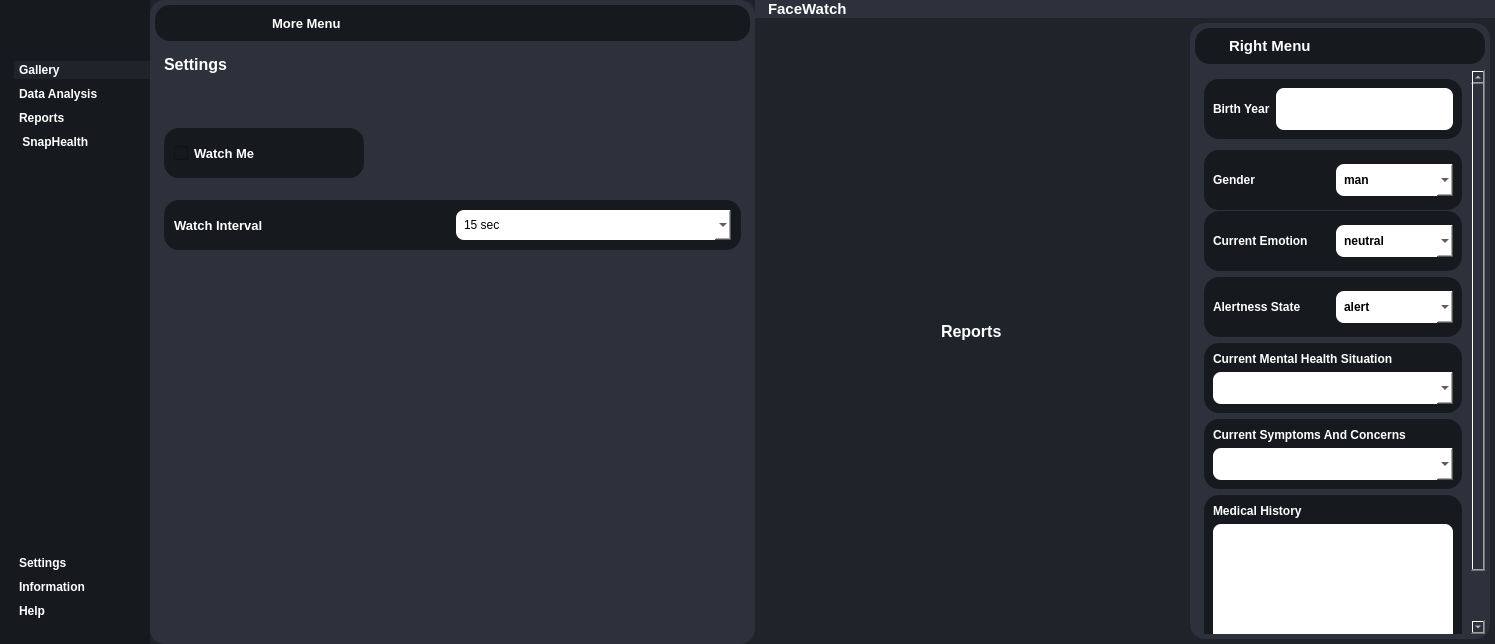
Old version of the form GUI/interface.ui in the repository noureisawy/facewatchdesktop.
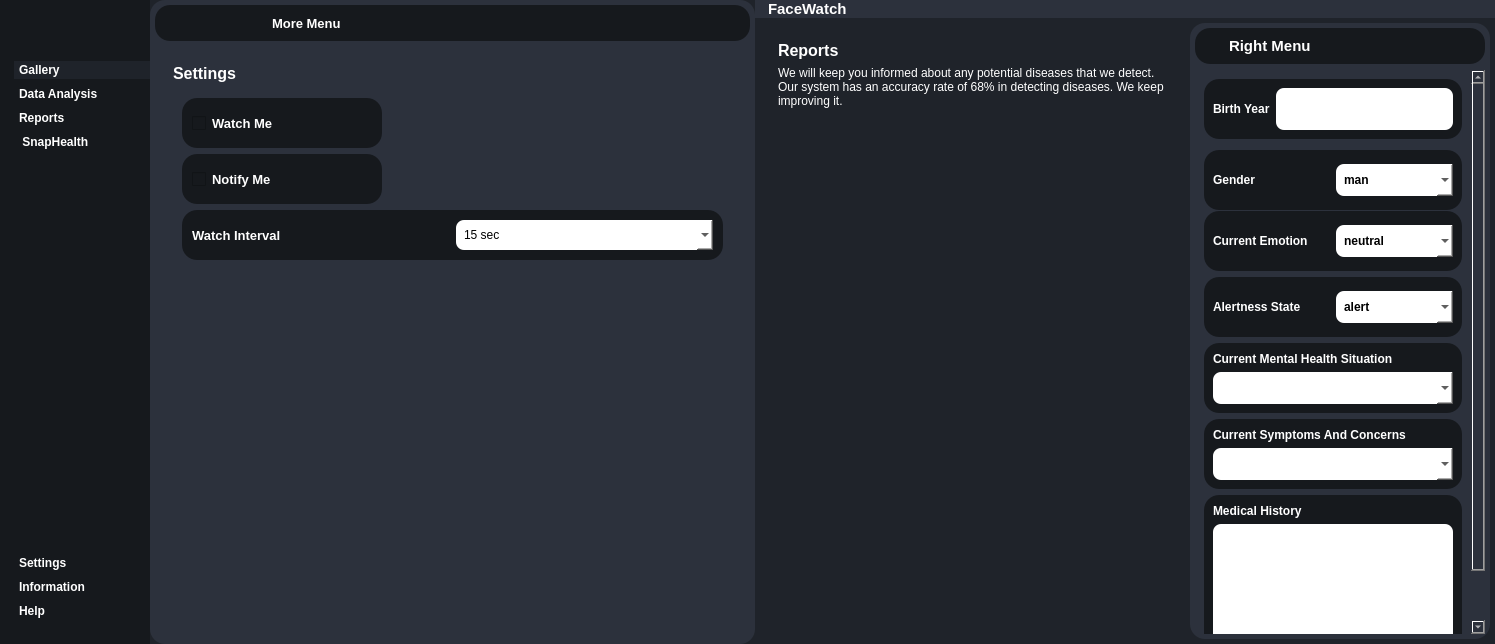
New version of the form. The open tabs and pages were chosen to show the change. Icons and pictures are not drawn. Custom widgets are drawn as their Qt base class.

Commit message: sharing data

Diff of the .ui file:
```diff
--- a/GUI/interface.ui
+++ b/GUI/interface.ui
@@ -62,7 +62,7 @@
 background-color:#2c313c;
 border-radius: 15px;
 }
-#watchMe, #watchInterval{
+#watchMe, #watchInterval, #notifyMe{
 background-color:#16191d;
 border-radius:15px;
 padding: 10px;
@@ -930,27 +930,27 @@
              <number>0</number>
             </property>
             <widget class="QWidget" name="page">
+             <property name="minimumSize">
+              <size>
+               <width>514</width>
+               <height>0</height>
+              </size>
+             </property>
              <layout class="QVBoxLayout" name="verticalLayout_11">
               <item>
                <widget class="QWidget" name="widget_3" native="true">
                 <property name="enabled">
                  <bool>true</bool>
                 </property>
-                <layout class="QVBoxLayout" name="verticalLayout_13">
-                 <property name="leftMargin">
-                  <number>0</number>
-                 </property>
-                 <property name="topMargin">
-                  <number>0</number>
-                 </property>
-                 <property name="rightMargin">
-                  <number>0</number>
-                 </property>
-                 <property name="bottomMargin">
-                  <number>0</number>
-                 </property>
-                 <item>
+                <layout class="QVBoxLayout" name="verticalLayout_29">
+                 <item alignment="Qt::AlignTop">
                   <widget class="QFrame" name="frame_9">
+                   <property name="sizePolicy">
+                    <sizepolicy hsizetype="Preferred" vsizetype="Minimum">
+                     <horstretch>0</horstretch>
+                     <verstretch>0</verstretch>
+                    </sizepolicy>
+                   </property>
                    <property name="frameShape">
                     <enum>QFrame::StyledPanel</enum>
                    </property>
@@ -984,7 +984,19 @@
                       </property>
                      </widget>
                     </item>
+                   </layout>
+                  </widget>
+                 </item>
                     <item alignment="Qt::AlignTop">
+                  <widget class="QWidget" name="widget_10" native="true">
+                   <property name="sizePolicy">
+                    <sizepolicy hsizetype="Preferred" vsizetype="Expanding">
+                     <horstretch>0</horstretch>
+                     <verstretch>0</verstretch>
+                    </sizepolicy>
+                   </property>
+                   <layout class="QVBoxLayout" name="verticalLayout_13">
+                    <item>
                      <widget class="QCheckBox" name="watchMe">
                       <property name="minimumSize">
                        <size>
@@ -1013,10 +1025,36 @@
                       </property>
                      </widget>
                     </item>
-                   </layout>
-                  </widget>
-                 </item>
-                 <item alignment="Qt::AlignTop">
+                    <item>
+                     <widget class="QCheckBox" name="notifyMe">
+                      <property name="minimumSize">
+                       <size>
+                        <width>150</width>
+                        <height>50</height>
+                       </size>
+                      </property>
+                      <property name="maximumSize">
+                       <size>
+                        <width>200</width>
+                        <height>50</height>
+                       </size>
+                      </property>
+                      <property name="font">
+                       <font>
+                        <pointsize>10</pointsize>
+                        <weight>75</weight>
+                        <bold>true</bold>
+                       </font>
+                      </property>
+                      <property name="text">
+                       <string>Notify Me</string>
+                      </property>
+                      <property name="checked">
+                       <bool>false</bool>
+                      </property>
+                     </widget>
+                    </item>
+                    <item>
                   <widget class="QFrame" name="watchInterval">
                    <property name="sizePolicy">
                     <sizepolicy hsizetype="Preferred" vsizetype="Preferred">
@@ -1137,25 +1175,21 @@
                    </layout>
                   </widget>
                  </item>
-                 <item>
-                  <widget class="QFrame" name="frame_11">
-                   <property name="frameShape">
-                    <enum>QFrame::StyledPanel</enum>
-                   </property>
-                   <property name="frameShadow">
-                    <enum>QFrame::Raised</enum>
-                   </property>
+                   </layout>
                   </widget>
                  </item>
                  <item>
-                  <widget class="QFrame" name="frame_12">
-                   <property name="frameShape">
-                    <enum>QFrame::StyledPanel</enum>
+                  <spacer name="verticalSpacer_4">
+                   <property name="orientation">
+                    <enum>Qt::Vertical</enum>
                    </property>
-                   <property name="frameShadow">
-                    <enum>QFrame::Raised</enum>
+                   <property name="sizeHint" stdset="0">
+                    <size>
+                     <width>20</width>
+                     <height>40</height>
+                    </size>
                    </property>
-                  </widget>
+                  </spacer>
                  </item>
                 </layout>
                </widget>
@@ -2230,8 +2264,17 @@
                 </layout>
                </widget>
                <widget class="QWidget" name="page_6">
-                <layout class="QHBoxLayout" name="horizontalLayout_17">
-                 <item alignment="Qt::AlignHCenter">
+                <layout class="QVBoxLayout" name="verticalLayout_28">
+                 <item>
+                  <widget class="QFrame" name="frame_25">
+                   <property name="frameShape">
+                    <enum>QFrame::StyledPanel</enum>
+                   </property>
+                   <property name="frameShadow">
+                    <enum>QFrame::Raised</enum>
+                   </property>
+                   <layout class="QVBoxLayout" name="verticalLayout_27">
+                    <item>
                   <widget class="QLabel" name="label_11">
                    <property name="font">
                     <font>
@@ -2245,6 +2288,39 @@
                    </property>
                   </widget>
                  </item>
+                    <item>
+                     <widget class="QLabel" name="label_33">
+                      <property name="font">
+                       <font>
+                        <underline>false</underline>
+                       </font>
+                      </property>
+                      <property name="text">
+                       <string>We will keep you informed about any potential diseases that we detect. Our system has an accuracy rate of 68% in detecting diseases. We keep improving it.</string>
+                      </property>
+                      <property name="wordWrap">
+                       <bool>true</bool>
+                      </property>
+                     </widget>
+                    </item>
+                   </layout>
+                  </widget>
+                 </item>
+                 <item>
+                  <widget class="QWidget" name="reportingImagesContainer" native="true">
+                   <property name="sizePolicy">
+                    <sizepolicy hsizetype="Preferred" vsizetype="Expanding">
+                     <horstretch>0</horstretch>
+                     <verstretch>0</verstretch>
+                    </sizepolicy>
+                   </property>
+                   <layout class="QHBoxLayout" name="horizontalLayout_17">
+                    <item>
+                     <widget class="QListWidget" name="reportsDataContainer"/>
+                    </item>
+                   </layout>
+                  </widget>
+                 </item>
                 </layout>
                </widget>
                <widget class="QWidget" name="page_7">
```
Left out of the diff: 5 changed lines with no effect on the pictures. Lines whose indentation alone changed are shown as unchanged. The commit also changes 25 other files.
